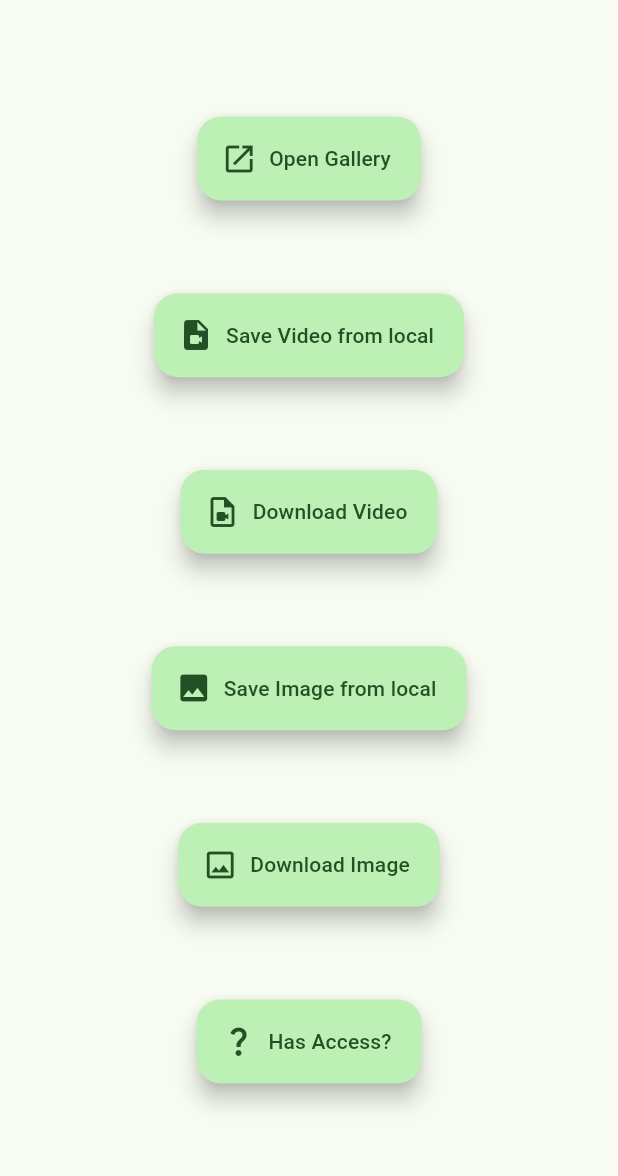
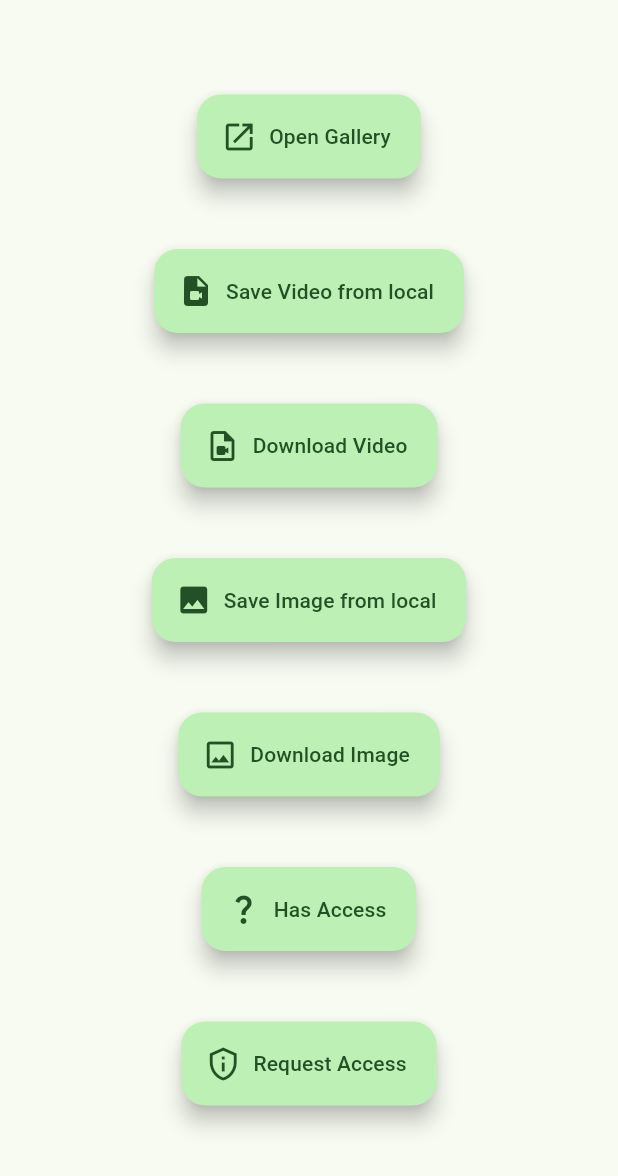
Before and after one commit to natsuk4ze/gal, a Flutter app: the screen it shows after launch, on a phone screen of 412 x 824 dp, the part 60-1236 px from its top. Run offline on Flutter 3.47's test engine with Material 2 defaults, Android fonts, the light colour scheme and no system bars; our stand-ins replace dio, plugin_platform_interface.

Commit message:
Update main.dart

```diff
--- a/example/lib/main.dart
+++ b/example/lib/main.dart
@@ -103,8 +103,16 @@ class App extends StatelessWidget {
                     final hasAccess = await Gal.hasAccess();
                     log(hasAccess.toString());
                   },
-                  label: const Text('Has Access?'),
+                  label: const Text('Has Access'),
                   icon: const Icon(Icons.question_mark),
+                ),
+                FloatingActionButton.extended(
+                  onPressed: () async {
+                    final hasAccess = await Gal.requestAccess();
+                    log(hasAccess.toString());
+                  },
+                  label: const Text('Request Access'),
+                  icon: const Icon(Icons.privacy_tip_outlined),
                 )
               ],
             ),
```
